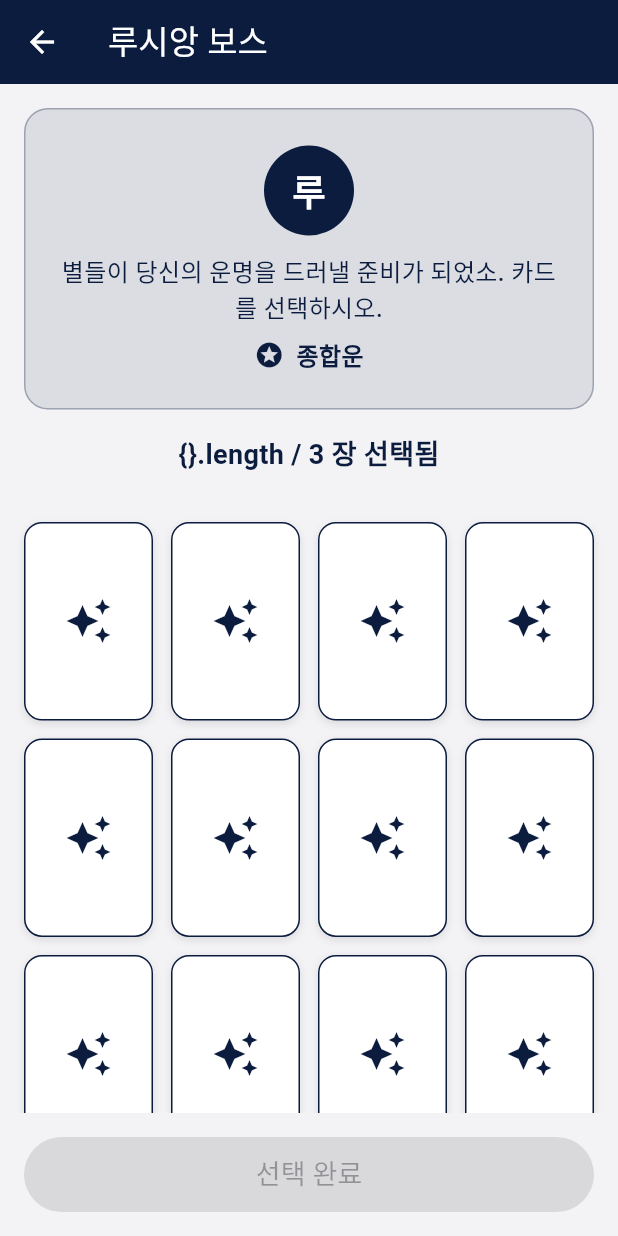
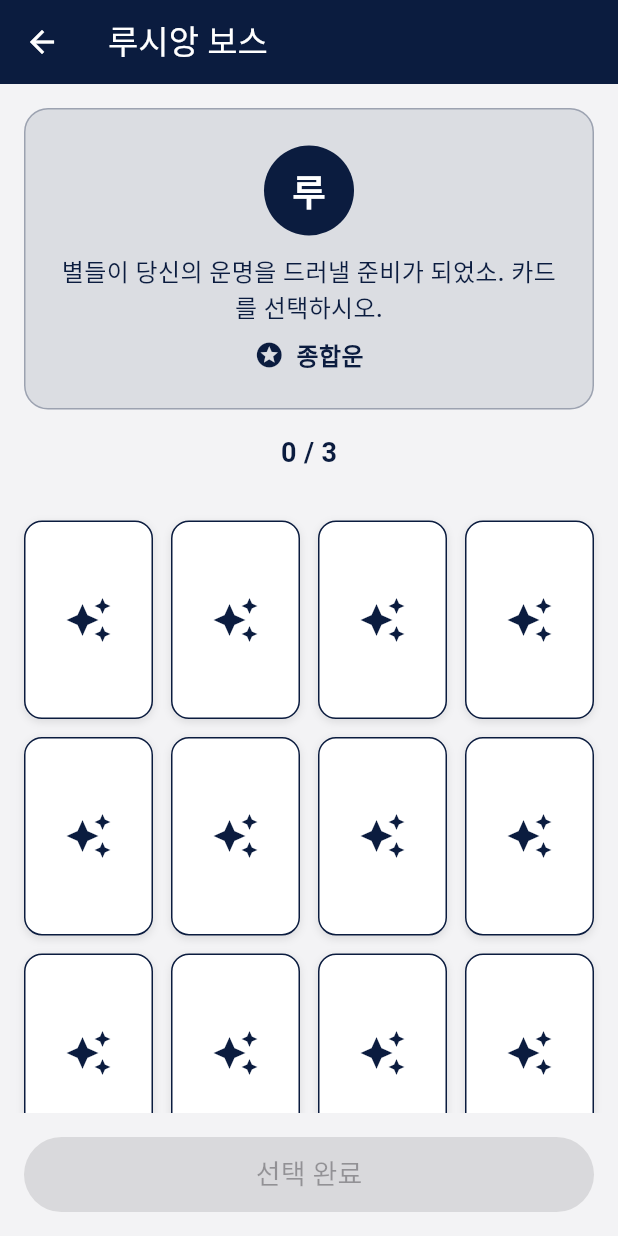
Before and after one commit to leekm-km/AI-Taro, a Flutter app: the CardSelectionPage screen opened directly with sample values from the repository, on a phone screen of 412 x 824 dp. Run offline on Flutter 3.47's test engine with Material 3 defaults, Android fonts, the phone set to English and light mode, and no system bars.

Commit message:
Update display of selected cards to show count accurately
Modify the UI text in `main.dart` to correctly display the number of selected cards.

Replit-Commit-Author: Agent
Replit-Commit-Session-Id: a64f1db6-b8c9-464f-8edd-7bb9b69f23df
Replit-Commit-Checkpoint-Type: full_checkpoint
Replit-Commit-Screenshot-Url: https://storage.googleapis.com/screenshot-production-us-central1/62c39bb5-4ec1-4714-9d30-67a74f025606/a64f1db6-b8c9-464f-8edd-7bb9b69f23df/Nnb2bPz

```diff
--- a/ai_taro_oppa/lib/main.dart
+++ b/ai_taro_oppa/lib/main.dart
@@ -607,7 +607,7 @@ class _CardSelectionPageState extends State<CardSelectionPage>
           Padding(
             padding: const EdgeInsets.symmetric(horizontal: 16),
             child: Text(
-              '$_selectedIndices.length / $_cardsToSelect 장 선택됨',
+              '${_selectedIndices.length} / $_cardsToSelect',
               style: TextStyle(
                 fontSize: 18,
                 fontWeight: FontWeight.bold,
```
